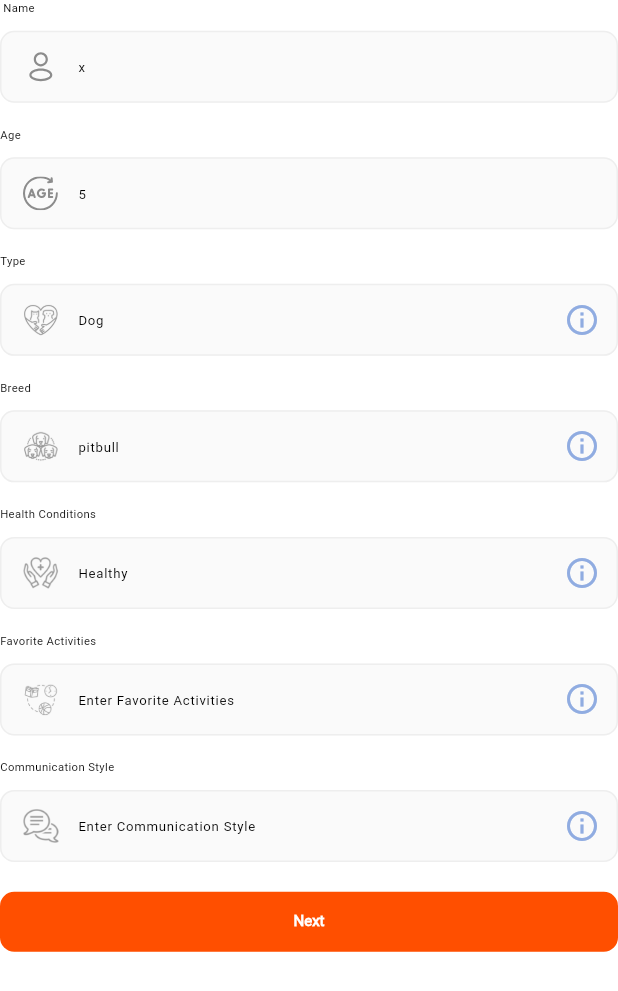
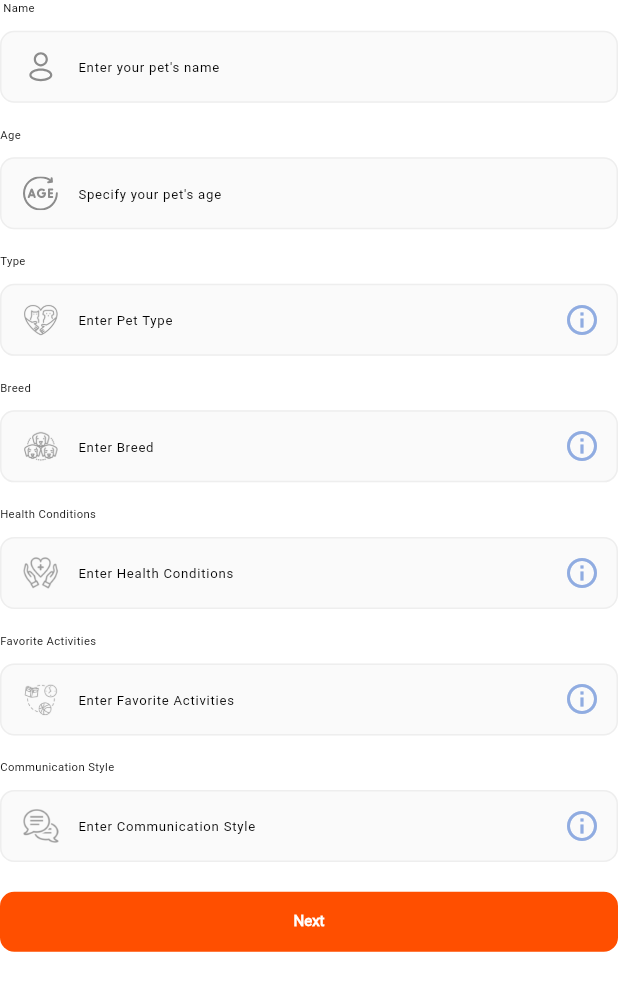
Before and after one commit to AmirmLotfy/octify, a Flutter app: the MyPetSection widget shown alone on an empty page, opened directly with empty values, on a phone screen of 412 x 824 dp. Shown: the top 991 px of the screen. Run offline on Flutter 3.47's test engine with Material 3 defaults, Android fonts, the light colour scheme and no system bars; our stand-ins replace animate_do, circular_countdown_timer, dio, firebase_auth, firebase_core, firebase_database and 14 more; missing offline and left inert: quick_log; accounts and stored records are empty; project files that could hold a hidden picture were left out.

Commit message:
remove fake data

```diff
--- a/lib/views/tell_about_persona/components/my_pet.dart
+++ b/lib/views/tell_about_persona/components/my_pet.dart
@@ -21,13 +21,12 @@ class MyPetSection extends StatefulWidget {
 }
 
 class _MyPetSectionState extends State<MyPetSection> {
-  final nameController = TextEditingController(text: "x");
-  final ageController = TextEditingController(text: "5");
-  // final challengesController = TextEditingController();
-  final healthController = TextEditingController(text: "Healthy");
+  final nameController = TextEditingController();
+  final ageController = TextEditingController();
+  final healthController = TextEditingController();
   final favoriteActivitiesController = TextEditingController();
-  final petTypeController = TextEditingController(text: "Dog");
-  final breedController = TextEditingController(text: "pitbull");
+  final petTypeController = TextEditingController();
+  final breedController = TextEditingController();
   final communicationStyleController = TextEditingController();
   final formKey = GlobalKey<FormState>();
 
```
Also changed, not shown: lib/views/tell_about_persona/components/my_colleague.dart (+4 -4 lines).
